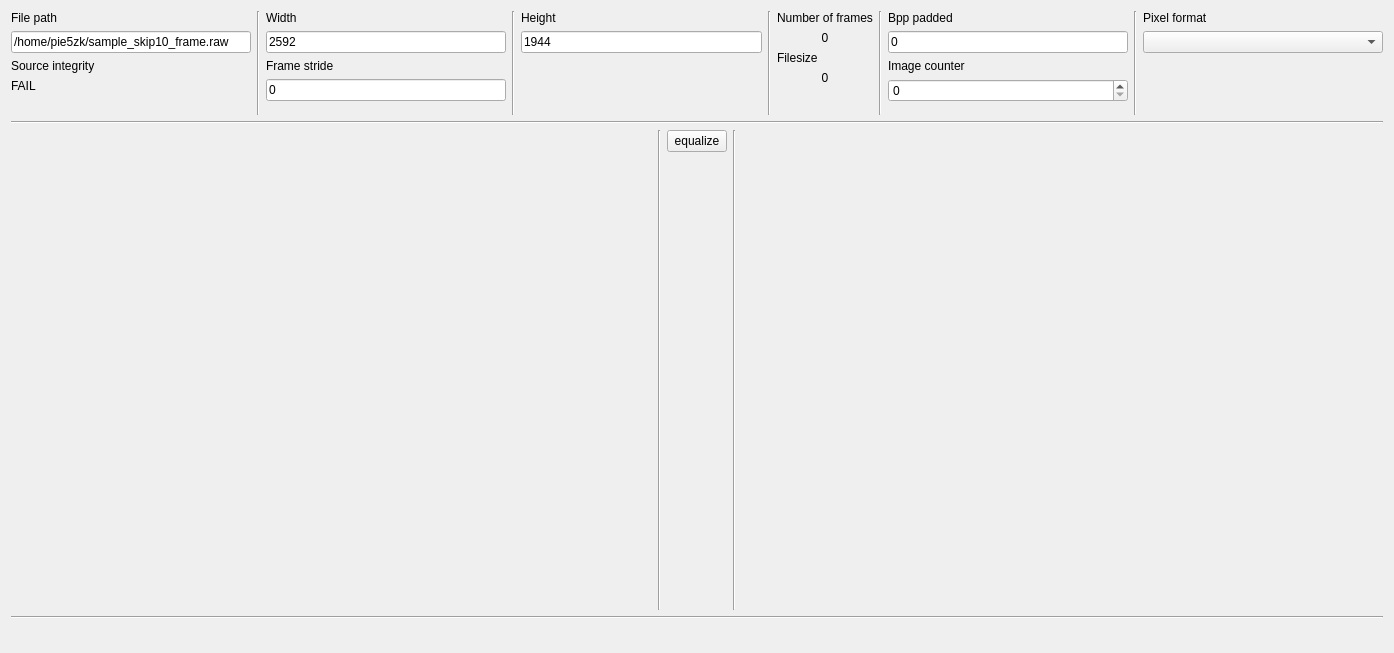
Old version of the form Tools/convertor_simple/convert.ui in the repository vsrgm/lib.
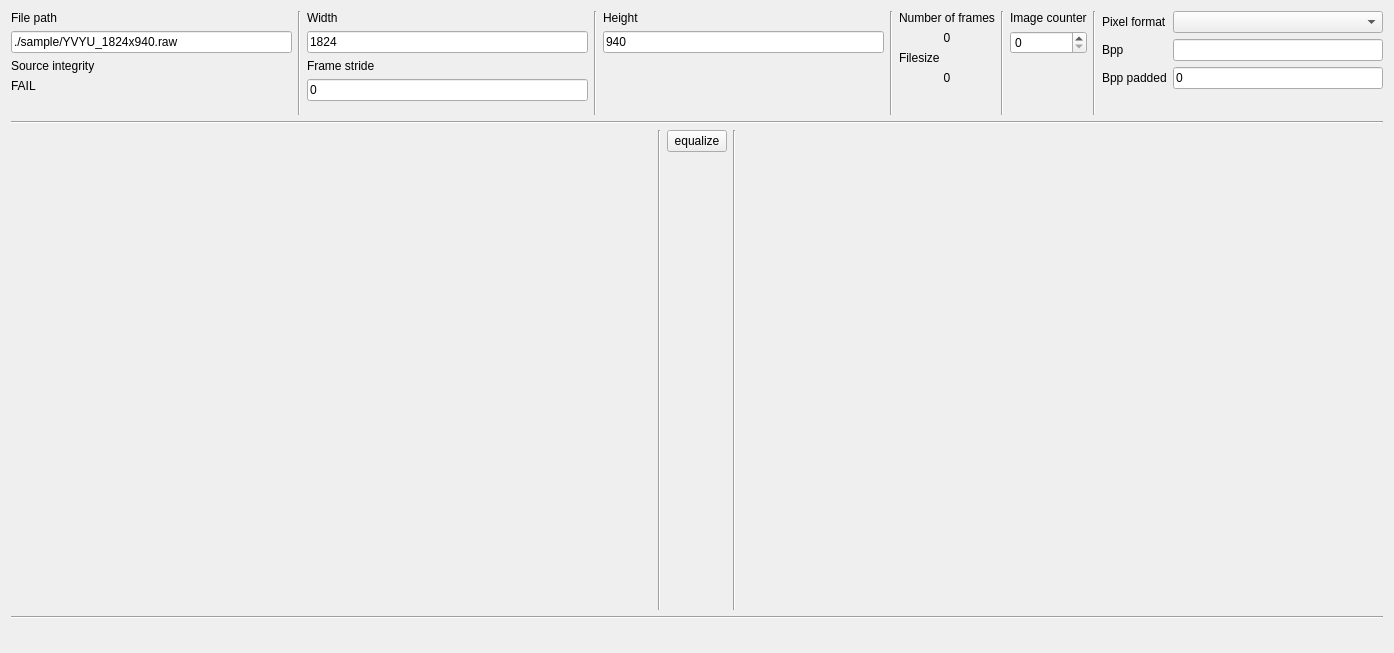
New version of the form.

```diff
--- a/Tools/convertor_simple/convert.ui
+++ b/Tools/convertor_simple/convert.ui
@@ -43,7 +43,7 @@
           <item>
            <widget class="QLineEdit" name="file_path">
             <property name="text">
-             <string>/home/pie5zk/sample_skip10_frame.raw</string>
+             <string>./sample/YVYU_1824x940.raw</string>
             </property>
            </widget>
           </item>
@@ -95,7 +95,7 @@
           <item>
            <widget class="QLineEdit" name="width">
             <property name="text">
-             <string>2592</string>
+             <string>1824</string>
             </property>
            </widget>
           </item>
@@ -147,7 +147,7 @@
           <item>
            <widget class="QLineEdit" name="height">
             <property name="text">
-             <string>1944</string>
+             <string>940</string>
             </property>
            </widget>
           </item>
@@ -233,20 +233,6 @@
         </item>
         <item>
          <layout class="QVBoxLayout" name="verticalLayout_5">
-          <item>
-           <widget class="QLabel" name="label_9">
-            <property name="text">
-             <string>Bpp padded</string>
-            </property>
-           </widget>
-          </item>
-          <item>
-           <widget class="QLineEdit" name="bpp_pad">
-            <property name="text">
-             <string>0</string>
-            </property>
-           </widget>
-          </item>
           <item>
            <widget class="QLabel" name="label_10">
             <property name="text">
@@ -280,42 +266,40 @@
          </widget>
         </item>
         <item>
-         <layout class="QVBoxLayout" name="verticalLayout_6">
-          <item>
+         <layout class="QFormLayout" name="formLayout">
+          <item row="0" column="0">
            <widget class="QLabel" name="label_4">
             <property name="text">
              <string>Pixel format</string>
             </property>
            </widget>
           </item>
-          <item>
+          <item row="0" column="1">
            <widget class="QComboBox" name="pixel_fmt"/>
           </item>
-          <item>
-           <spacer name="verticalSpacer_5">
-            <property name="orientation">
-             <enum>Qt::Vertical</enum>
+          <item row="1" column="1">
+           <widget class="QLineEdit" name="bpp"/>
+          </item>
+          <item row="1" column="0">
+           <widget class="QLabel" name="label_11">
+            <property name="text">
+             <string>Bpp</string>
             </property>
-            <property name="sizeHint" stdset="0">
-             <size>
-              <width>20</width>
-              <height>40</height>
-             </size>
+           </widget>
+          </item>
+          <item row="2" column="1">
+           <widget class="QLineEdit" name="bpp_pad">
+            <property name="text">
+             <string>0</string>
             </property>
-           </spacer>
+           </widget>
           </item>
-          <item>
-           <spacer name="horizontalSpacer">
-            <property name="orientation">
-             <enum>Qt::Horizontal</enum>
+          <item row="2" column="0">
+           <widget class="QLabel" name="label_9">
+            <property name="text">
+             <string>Bpp padded</string>
             </property>
-            <property name="sizeHint" stdset="0">
-             <size>
-              <width>40</width>
-              <height>20</height>
-             </size>
-            </property>
-           </spacer>
+           </widget>
           </item>
          </layout>
         </item>
```
Left out of the diff: 3 changed lines with no effect on the pictures.
